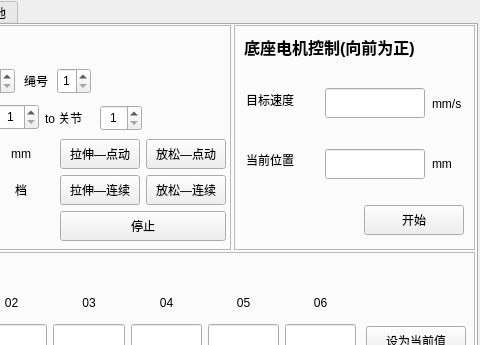
Old version of the form mainwindow.ui in the repository Haoyi-SJTU/cdhm_controller; both pictures show x 820 to 1300 and y 0 to 345 of the 1300 by 857 pixel window.
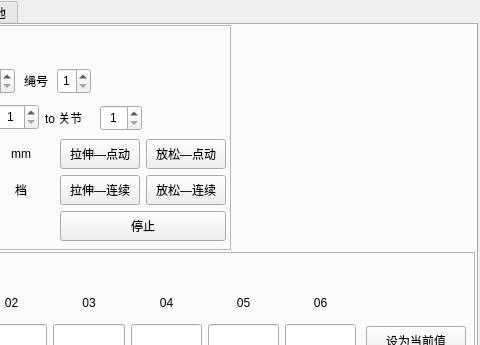
New version of the form. The open tabs and pages were chosen to show the change.

What changed in the file:
```diff
--- a/mainwindow.ui
+++ b/mainwindow.ui
@@ -2050,141 +2050,6 @@
        </property>
       </widget>
      </widget>
-     <widget class="QFrame" name="frame_2">
-      <property name="geometry">
-       <rect>
-        <x>394</x>
-        <y>0</y>
-        <width>241</width>
-        <height>225</height>
-       </rect>
-      </property>
-      <property name="frameShape">
-       <enum>QFrame::Shape::StyledPanel</enum>
-      </property>
-      <property name="frameShadow">
-       <enum>QFrame::Shadow::Raised</enum>
-      </property>
-      <widget class="QLabel" name="label_13">
-       <property name="geometry">
-        <rect>
-         <x>12</x>
-         <y>63</y>
-         <width>60</width>
-         <height>23</height>
-        </rect>
-       </property>
-       <property name="text">
-        <string>目标速度</string>
-       </property>
-      </widget>
-      <widget class="QLabel" name="label_14">
-       <property name="geometry">
-        <rect>
-         <x>198</x>
-         <y>70</y>
-         <width>39</width>
-         <height>17</height>
-        </rect>
-       </property>
-       <property name="text">
-        <string>mm/s</string>
-       </property>
-      </widget>
-      <widget class="QLineEdit" name="Cur_Base_Pos_lineEdit">
-       <property name="enabled">
-        <bool>true</bool>
-       </property>
-       <property name="geometry">
-        <rect>
-         <x>91</x>
-         <y>124</y>
-         <width>100</width>
-         <height>30</height>
-        </rect>
-       </property>
-       <property name="readOnly">
-        <bool>true</bool>
-       </property>
-      </widget>
-      <widget class="QLabel" name="label_20">
-       <property name="geometry">
-        <rect>
-         <x>12</x>
-         <y>123</y>
-         <width>60</width>
-         <height>23</height>
-        </rect>
-       </property>
-       <property name="text">
-        <string>当前位置</string>
-       </property>
-      </widget>
-      <widget class="QPushButton" name="Base_Run_Button">
-       <property name="geometry">
-        <rect>
-         <x>130</x>
-         <y>180</y>
-         <width>100</width>
-         <height>30</height>
-        </rect>
-       </property>
-       <property name="text">
-        <string>开始</string>
-       </property>
-      </widget>
-      <widget class="QLabel" name="label_23">
-       <property name="geometry">
-        <rect>
-         <x>198</x>
-         <y>130</y>
-         <width>26</width>
-         <height>17</height>
-        </rect>
-       </property>
-       <property name="text">
-        <string>mm</string>
-       </property>
-      </widget>
-      <widget class="QLabel" name="label_48">
-       <property name="geometry">
-        <rect>
-         <x>10</x>
-         <y>10</y>
-         <width>241</width>
-         <height>24</height>
-        </rect>
-       </property>
-       <property name="font">
-        <font>
-         <pointsize>12</pointsize>
-         <bold>true</bold>
-        </font>
-       </property>
-       <property name="text">
-        <string>底座电机控制(向前为正)</string>
-       </property>
-       <property name="alignment">
-        <set>Qt::AlignmentFlag::AlignLeading|Qt::AlignmentFlag::AlignLeft|Qt::AlignmentFlag::AlignVCenter</set>
-       </property>
-      </widget>
-      <widget class="QLineEdit" name="base_Vel">
-       <property name="enabled">
-        <bool>true</bool>
-       </property>
-       <property name="geometry">
-        <rect>
-         <x>91</x>
-         <y>63</y>
-         <width>100</width>
-         <height>30</height>
-        </rect>
-       </property>
-       <property name="readOnly">
-        <bool>false</bool>
-       </property>
-      </widget>
-     </widget>
      <widget class="QFrame" name="frame_5">
       <property name="geometry">
        <rect>
```
